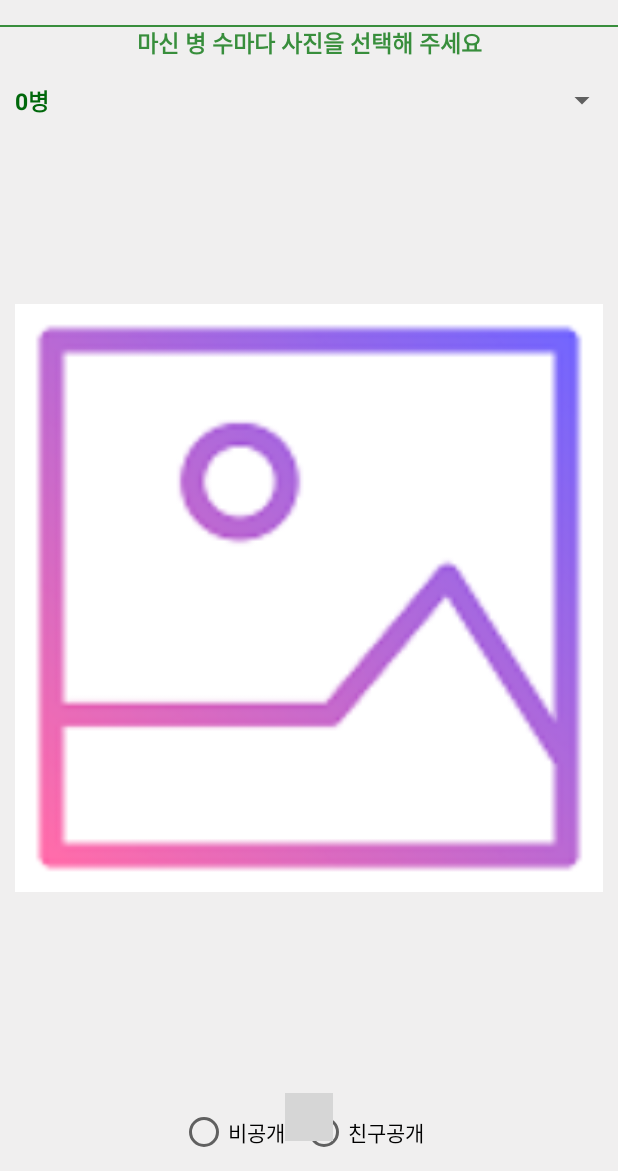
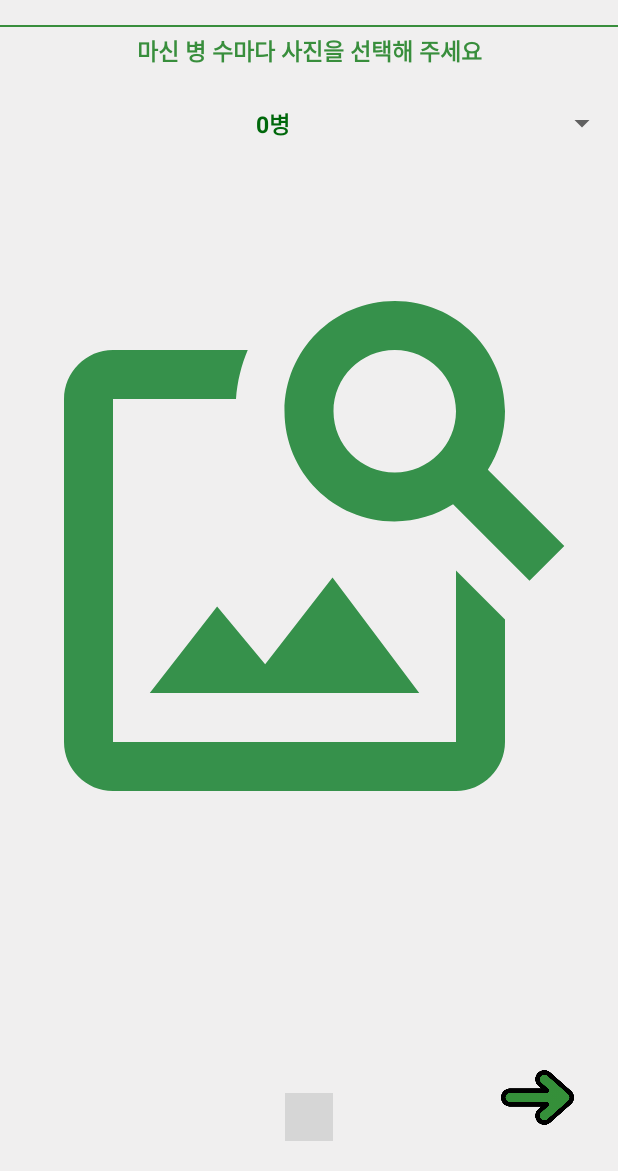
Before and after one commit to JiSeokYeom/ChengCheng_original, an Android app: the AddItemFragment1 screen opened directly, with no data from a screen before it, on a phone screen of 412 x 824 dp, the part 65-1236 px from its top. Run offline under Robolectric (Android 15) with nearby library versions, the phone set to English and light mode, and no system bars; libraries missing offline, so code that uses them is left out: com.theartofdev.edmodo; plain views replace SpringDotsIndicator; 2 statements that could not run were skipped; grey boxes are pictures that could not be loaded.

Commit message:
03.19 addItem.xml 디자인 수정, 스피너, 권한 설정 클래스 따로 만듬

```diff
--- a/app/src/main/java/com/one_day/one_drink_a_day/DoubleClickBackPressed.kt
+++ b/app/src/main/java/com/one_day/one_drink_a_day/DoubleClickBackPressed.kt
@@ -6,10 +6,6 @@ import android.widget.Toast
 class DoubleClickBackPressed(context: Activity) {
     private var backPressedTime: Long = 0
     private val activity = context
-
-   interface OnBackPressedListener {
-       fun onBackPressed()
-   }
 
     fun backPressed(textMsg : String) {
         if (System.currentTimeMillis() > backPressedTime + 2000) {
--- /dev/null
+++ b/app/src/main/java/com/one_day/one_drink_a_day/Permission.kt
@@ -0,0 +1,25 @@
+package com.one_day.one_drink_a_day
+
+import android.app.Activity
+import android.content.Context
+import android.content.pm.PackageManager
+import android.util.Log
+import androidx.core.app.ActivityCompat
+
+class Permission(val activity : Activity)  {
+    val TAG ="Permission"
+     fun requirePermissions(permissions: Array<String>, requestCode: Int) : Boolean{
+        Log.d(TAG, "권한 요청")
+        // isAllPermissionsGranted : 권한이 모두 승인 되었는지 여부 저장
+        // all 메서드를 사용하면 배열 속에 들어 있는 모든 값을 체크할 수 있다.
+        val isAllPermissionsGranted =
+            permissions.all { activity.checkSelfPermission(it) == PackageManager.PERMISSION_GRANTED }
+        if(isAllPermissionsGranted) {
+            return true
+        } else {
+            // 사용자에 권한 승인 요청
+            ActivityCompat.requestPermissions(activity, permissions, requestCode)
+            return false
+        }
+    }
+}
--- a/app/src/main/java/com/one_day/one_drink_a_day/activity/AddItemTest.kt
+++ b/app/src/main/java/com/one_day/one_drink_a_day/activity/AddItemTest.kt
@@ -247,9 +247,9 @@ class AddItemTest : AppCompatActivity() {
             contentsInputTextCheck()
         }
 
-        fun datePickerResult(year: Int, month: Int, day: Int) {
+        /*fun datePickerResult(year: Int, month: Int, day: Int) {
             Log.d(TAG, "$year 년 $month 월 $day 일")
             date = "${year}/${month}월/${day}일"
             Log.d(TAG, date!!)
-        }
+        }*/
 }
--- a/app/src/main/java/com/one_day/one_drink_a_day/activity/AddItemTest2.kt
+++ b/app/src/main/java/com/one_day/one_drink_a_day/activity/AddItemTest2.kt
@@ -3,6 +3,9 @@ package com.one_day.one_drink_a_day.activity
 import android.os.Bundle
 import androidx.appcompat.app.AppCompatActivity
 import androidx.viewpager.widget.PagerAdapter
+import androidx.viewpager2.widget.ViewPager2
+import com.one_day.one_drink_a_day.DoubleClickBackPressed
+import com.one_day.one_drink_a_day.R
 import com.one_day.one_drink_a_day.adapter.AddItemPagerAdapter
 import com.one_day.one_drink_a_day.databinding.ActivityAddItemTest2Binding
 
@@ -10,6 +13,7 @@ import com.one_day.one_drink_a_day.databinding.ActivityAddItemTest2Binding
 class AddItemTest2 : AppCompatActivity() {
     private lateinit var binding: ActivityAddItemTest2Binding
     private lateinit var addItemPagerAdapter: AddItemPagerAdapter
+    private lateinit var doubleClickBackPressed : DoubleClickBackPressed
     private val TAG = "AddItemTest"
 
     override fun onCreate(savedInstanceState: Bundle?) {
@@ -18,8 +22,12 @@ class AddItemTest2 : AppCompatActivity() {
         setContentView(binding.root)
         addItemPagerAdapter = AddItemPagerAdapter(this)
 
+        doubleClickBackPressed = DoubleClickBackPressed(this)
         binding.apply {
             addFmViewpager.adapter = addItemPagerAdapter
+            addFmViewpager.orientation = ViewPager2.ORIENTATION_HORIZONTAL
+
+            springDotsIndicator.setViewPager2(addFmViewpager)
         }
 
 
@@ -27,6 +35,12 @@ class AddItemTest2 : AppCompatActivity() {
     }
 
     override fun onBackPressed() {
-        //contentsInputTextCheck()
+        if (binding.addFmViewpager.currentItem == 0) {
+            // 사용자가 첫 번째 페이지에서 뒤로가기 버튼을 누르면 finish 하도록 하고
+            doubleClickBackPressed.backPressed(resources.getString(R.string.addItemBackPressedMessage))
+        } else {
+            // 그렇지 않으면 이전 페이지로 이동하게 한다.
+            binding.addFmViewpager.currentItem = binding.addFmViewpager.currentItem - 1
+        }
     }
 }
--- a/app/src/main/java/com/one_day/one_drink_a_day/dialog/DatePikerDialog.kt
+++ b/app/src/main/java/com/one_day/one_drink_a_day/dialog/DatePikerDialog.kt
@@ -10,7 +10,9 @@ import android.widget.DatePicker
 import androidx.fragment.app.DialogFragment
 import androidx.lifecycle.ViewModelProvider
 import com.one_day.one_drink_a_day.activity.AddItemTest
+import com.one_day.one_drink_a_day.activity.AddItemTest2
 import com.one_day.one_drink_a_day.databinding.DatepikerBinding
+import com.one_day.one_drink_a_day.fragment.AddItemFragment1
 import com.one_day.one_drink_a_day.viewmodel.DatePikerViewModel
 import java.util.*
 
@@ -22,12 +24,13 @@ class DatePikerDialog : DialogFragment() {
     private lateinit var binding: DatepikerBinding
     private val TAG = "DatePikerDialog"
   //  private lateinit var addItem: AddItem
-    private lateinit var addItemTest: AddItemTest
+    //private lateinit var addItemTest2: AddItemTest2
+    private lateinit var addItemFragment1: AddItemFragment1
 
     override fun onAttach(context: Context) {
         super.onAttach(context)
         //addItem = context as AddItem
-        addItemTest = context as AddItemTest
+      //  addItemTest2 = context as AddItemTest2
     }
     override fun onCreateView(inflater: LayoutInflater, container: ViewGroup?, savedInstanceState: Bundle?): View? {
         binding = DatepikerBinding.inflate(inflater,container,false)
@@ -41,6 +44,7 @@ class DatePikerDialog : DialogFragment() {
 
         binding.datePikerViewModel = viewModel
         binding.lifecycleOwner = this
+        addItemFragment1 = AddItemFragment1()
 
         binding.dateDlg.init(cYear,cMonth,cDay,object : DatePicker.OnDateChangedListener{
             override fun onDateChanged(view: DatePicker?, year: Int, monthOfYear: Int, dayOfMonth: Int) {
@@ -50,7 +54,7 @@ class DatePikerDialog : DialogFragment() {
 
 
         binding.saveBtn.setOnClickListener {
-            addItemTest.datePickerResult(viewModel.viewModelYear.value!!,viewModel.viewModelMonth.value!!,viewModel.viewModelDay.value!!)
+            addItemFragment1.datePickerResult(viewModel.viewModelYear.value!!,viewModel.viewModelMonth.value!!,viewModel.viewModelDay.value!!)
             dialog?.dismiss()
         }
 
--- a/app/src/main/java/com/one_day/one_drink_a_day/fragment/AddItemFragment1.kt
+++ b/app/src/main/java/com/one_day/one_drink_a_day/fragment/AddItemFragment1.kt
@@ -1,9 +1,9 @@
 package com.one_day.one_drink_a_day.fragment
 
 import android.Manifest
+import android.annotation.SuppressLint
 import android.app.Activity
 import android.content.Intent
-import android.content.pm.PackageManager
 import android.graphics.BitmapFactory
 import android.net.Uri
 import android.os.Bundle
@@ -11,50 +11,47 @@ import android.util.Log
 import android.view.LayoutInflater
 import android.view.View
 import android.view.ViewGroup
-import android.widget.AdapterView
 import android.widget.ArrayAdapter
 import android.widget.Toast
-import androidx.core.app.ActivityCompat
 import androidx.fragment.app.Fragment
 import com.one_day.one_drink_a_day.DoubleClickBackPressed
+import com.one_day.one_drink_a_day.Permission
 import com.one_day.one_drink_a_day.R
 import com.one_day.one_drink_a_day.databinding.FragmentAdditem1Binding
 import com.one_day.one_drink_a_day.dialog.DatePikerDialog
 import com.one_day.one_drink_a_day.firebase.FirebaseDB
+import com.one_day.one_drink_a_day.style.SpinnerStyle
 import com.theartofdev.edmodo.cropper.CropImage
 import com.theartofdev.edmodo.cropper.CropImageView
 
 class AddItemFragment1 : Fragment() {
-    private lateinit var adapter: ArrayAdapter<String>
-    private lateinit var countArray: Array<String>
+    private lateinit var spinnerStyle: SpinnerStyle
     private lateinit var doubleClickBackPressed: DoubleClickBackPressed
-    private lateinit var binding : FragmentAdditem1Binding
+    private lateinit var binding: FragmentAdditem1Binding
+    private lateinit var permission: Permission
     private var imgNum: Int? = null
     private val GALLERY_CODE = 101
     private var date: String? = null
     private var uri: Uri? = null   // 이미지 파일 경로
     private val TAG = "AddItemFragment1"
+    private var width : Double? = null
 
-
-    override fun onCreateView(
-        inflater: LayoutInflater,
-        container: ViewGroup?,
-        savedInstanceState: Bundle?
-    ): View? {
+    @SuppressLint("UseCompatLoadingForDrawables")
+    override fun onCreateView(inflater: LayoutInflater, container: ViewGroup?, savedInstanceState: Bundle?): View? {
         // Inflate the layout for this fragment
         binding = FragmentAdditem1Binding.inflate(inflater, container, false)
 
         var str: String
         var test: Float
 
+        spinnerStyle = SpinnerStyle(requireContext(),requireActivity())
+
+        permission = Permission(requireActivity())
         val dialog = DatePikerDialog()
         doubleClickBackPressed = DoubleClickBackPressed(requireActivity())
 
-        countArray = resources.getStringArray(R.array.bottleCount)
-        adapter = ArrayAdapter(requireContext(), R.layout.spinner_item, countArray)
-
         binding.apply {
-            countSpinner1.adapter = adapter
+            spinnerStyle.spinnerSet(countSpinner1)
 
             btnDateTest.setOnClickListener {
                 dialog.show(childFragmentManager, "DatePikerDialog")
@@ -66,7 +63,7 @@ class AddItemFragment1 : Fragment() {
 
             btnSave.setOnClickListener {
                 if (date.isNullOrBlank()) {
-                    Toast.makeText(requireContext(), "날짜를 선택해 주세요", Toast.LENGTH_SHORT).show()
+                    Toast.makeText(requireActivity(), "날짜를 선택해 주세요", Toast.LENGTH_SHORT).show()
                 } else {
                     // FirebaseDB.resultAdd(date!!,)
                     FirebaseDB.database.child("Users")
@@ -78,15 +75,16 @@ class AddItemFragment1 : Fragment() {
             }
 
             img1.setOnClickListener {
-                requirePermissions(
-                    arrayOf(Manifest.permission.WRITE_EXTERNAL_STORAGE),
-                    GALLERY_CODE
-                )
-                imgNum = 1
-
+                   if(permission.requirePermissions(arrayOf(Manifest.permission.WRITE_EXTERNAL_STORAGE), GALLERY_CODE)){
+                    openGallery()
+                    imgNum = 1
+                }
+                else{
+                    permission.requirePermissions(arrayOf(Manifest.permission.WRITE_EXTERNAL_STORAGE), GALLERY_CODE)
+                }
             }
 
-            countSpinner1.onItemSelectedListener = object : AdapterView.OnItemSelectedListener {
+    /*        countSpinner1.onItemSelectedListener = object : AdapterView.OnItemSelectedListener {
                 override fun onItemSelected(
                     parent: AdapterView<*>?,
                     view: View?,
@@ -103,22 +101,22 @@ class AddItemFragment1 : Fragment() {
                 override fun onNothingSelected(parent: AdapterView<*>?) {
                     TODO("Not yet implemented")
                 }
-            }
+            }*/
         }
         return binding.root
     }
+
     private fun openGallery() {
-            val intent = Intent("android.intent.action.GET_CONTENT")
-            intent.type = "image/*"     // 모든 이미지
-            startActivityForResult(intent, GALLERY_CODE)
-            Log.d("mmm ddk", CropImage.CROP_IMAGE_ACTIVITY_REQUEST_CODE.toString())
-        }
+        val intent = Intent("android.intent.action.GET_CONTENT")
+        intent.type = "image/*"     // 모든 이미지
+        startActivityForResult(intent, GALLERY_CODE)
+    }
 
     private fun cropImage(uri: Uri?) {
         CropImage.activity(uri).setGuidelines(CropImageView.Guidelines.ON)  // 크롭 위한 가이드 열어서 크롭할 이미지 받아오기
             //.setCropShape(CropImageView.CropShape.RECTANGLE)   // 사각형으로 자르기
-            .setMinCropResultSize(350,500)
-            .setMaxCropResultSize(400,600)
+            .setMinCropResultSize(1000,1300)
+            .setMaxCropResultSize(1500,1900)
             .start(requireActivity(),this)
         // 프레그먼트에서 사용할 땐 .start(activity as 프레그먼트의 부모 Activity, this@형재 프레그먼트 이름)
     }
@@ -129,34 +127,6 @@ class AddItemFragment1 : Fragment() {
         } else {
             requireActivity().finish()
         }
-    }
-
-    private fun requirePermissions(permissions: Array<String>, requestCode: Int) {
-        Log.d(TAG, "권한 요청")
-        // isAllPermissionsGranted : 권한이 모두 승인 되었는지 여부 저장
-        // all 메서드를 사용하면 배열 속에 들어 있는 모든 값을 체크할 수 있다.
-        val isAllPermissionsGranted =
-            permissions.all { requireContext().checkSelfPermission(it) == PackageManager.PERMISSION_GRANTED }
-        if (isAllPermissionsGranted) {
-            // 권한이 이미 있으면 갤러리 실행
-            openGallery()
-        } else {
-            // 사용자에 권한 승인 요청
-            ActivityCompat.requestPermissions(requireActivity(), permissions, requestCode)
-        }
-    }
-
-    override fun onRequestPermissionsResult(
-        requestCode: Int,
-        permissions: Array<out String>,
-        grantResults: IntArray
-    ) {
-        if (grantResults.all { it == PackageManager.PERMISSION_GRANTED }) {
-            openGallery()
-        } else {
-            Toast.makeText(requireContext(), "저장소 권한을 승인해야 앨범에서 이미지를 불러올 수 있습니다.", Toast.LENGTH_LONG).show()
-        }
-        super.onRequestPermissionsResult(requestCode, permissions, grantResults)
     }
 
     override fun onActivityResult(requestCode: Int, resultCode: Int, data: Intent?) {
@@ -180,13 +150,7 @@ class AddItemFragment1 : Fragment() {
                             requireActivity().contentResolver!!.openInputStream(result.uri!!)
                             // 프레그먼트명 activity?.contentResolver!!.openInputStream(result.uri!!)
                         )
-
-                        when (imgNum) {
-                            1 -> binding.img1.setImageBitmap(bitmap)
-                            /* 2 -> binding.img2.setImageBitmap(bitmap)
-                             3 -> binding.img3.setImageBitmap(bitmap)
-                             4 -> binding.img4.setImageBitmap(bitmap)*/
-                        }
+                        binding.img1.setImageBitmap(bitmap)
                     }
                 }
             }
--- a/app/src/main/java/com/one_day/one_drink_a_day/fragment/AddItemFragment2.kt
+++ b/app/src/main/java/com/one_day/one_drink_a_day/fragment/AddItemFragment2.kt
@@ -10,7 +10,7 @@ import com.one_day.one_drink_a_day.R
 class AddItemFragment2 : Fragment() {
     override fun onCreateView(inflater: LayoutInflater, container: ViewGroup?, savedInstanceState: Bundle?): View? {
         // Inflate the layout for this fragment
-        return inflater.inflate(R.layout.fragment_additem1, container, false)
+        return inflater.inflate(R.layout.fragment_additem2, container, false)
     }
 
 
--- a/app/src/main/java/com/one_day/one_drink_a_day/fragment/AddItemFragment3.kt
+++ b/app/src/main/java/com/one_day/one_drink_a_day/fragment/AddItemFragment3.kt
@@ -10,7 +10,7 @@ import com.one_day.one_drink_a_day.R
 class AddItemFragment3 : Fragment() {
     override fun onCreateView(inflater: LayoutInflater, container: ViewGroup?, savedInstanceState: Bundle?): View? {
         // Inflate the layout for this fragment
-        return inflater.inflate(R.layout.fragment_additem1, container, false)
+        return inflater.inflate(R.layout.fragment_additem3, container, false)
     }
 
 
--- a/app/src/main/java/com/one_day/one_drink_a_day/fragment/AddItemFragment4.kt
+++ b/app/src/main/java/com/one_day/one_drink_a_day/fragment/AddItemFragment4.kt
@@ -10,7 +10,7 @@ import com.one_day.one_drink_a_day.R
 class AddItemFragment4 : Fragment() {
     override fun onCreateView(inflater: LayoutInflater, container: ViewGroup?, savedInstanceState: Bundle?): View? {
         // Inflate the layout for this fragment
-        return inflater.inflate(R.layout.fragment_additem1, container, false)
+        return inflater.inflate(R.layout.fragment_additem4, container, false)
     }
 
 
--- /dev/null
+++ b/app/src/main/java/com/one_day/one_drink_a_day/style/SpinnerStyle.kt
@@ -0,0 +1,47 @@
+package com.one_day.one_drink_a_day.style
+
+import android.annotation.SuppressLint
+import android.app.Activity
+import android.content.Context
+import android.graphics.Point
+import android.os.Build
+import android.widget.ArrayAdapter
+import android.widget.Spinner
+import com.one_day.one_drink_a_day.R
+import kotlin.coroutines.coroutineContext
+
+class SpinnerStyle(val context : Context,val activity: Activity) {
+    private lateinit var spinnerAdapter: ArrayAdapter<String>
+    private lateinit var countArray: Array<String>
+    private var width : Double? = null
+
+    @SuppressLint("UseCompatLoadingForDrawables")
+    fun spinnerSet(spinner: Spinner){
+        countArray = context.resources.getStringArray(R.array.bottleCount)
+        spinnerAdapter = ArrayAdapter(context, R.layout.spinner_item, countArray)
+
+        spinner.apply {
+            adapter = spinnerAdapter
+            dropDownWidth = 600
+            dropDownVerticalOffset = 30
+            initWidth()
+            dropDownHorizontalOffset = width
+            setPopupBackgroundDrawable(context.getDrawable(R.drawable.style_spinner_popup))
+        }
+    }
+
+    // 화면 가로 길이 구해서 나누기
+    private fun initWidth() {
+        if (Build.VERSION.SDK_INT >= 30) {
+            val display = activity.display
+            val size = Point()
+            display?.getRealSize(size)
+            width = size.x.toDouble() / 4.5
+        } else {
+            val display = activity.windowManager.defaultDisplay
+            val size = Point()
+            display?.getRealSize(size)
+            width = size.x.toDouble() / 4.5
+        }
+    }
+}
--- /dev/null
+++ b/app/src/main/res/drawable/ic_image_search.xml
@@ -0,0 +1,5 @@
+<vector android:height="24dp" android:tint="#36914B"
+    android:viewportHeight="24" android:viewportWidth="24"
+    android:width="24dp" xmlns:android="http://schemas.android.com/apk/res/android">
+    <path android:fillColor="@android:color/white" android:pathData="M18,13v7L4,20L4,6h5.02c0.05,-0.71 0.22,-1.38 0.48,-2L4,4c-1.1,0 -2,0.9 -2,2v14c0,1.1 0.9,2 2,2h14c1.1,0 2,-0.9 2,-2v-5l-2,-2zM16.5,18h-11l2.75,-3.53 1.96,2.36 2.75,-3.54zM19.3,8.89c0.44,-0.7 0.7,-1.51 0.7,-2.39C20,4.01 17.99,2 15.5,2S11,4.01 11,6.5s2.01,4.5 4.49,4.5c0.88,0 1.7,-0.26 2.39,-0.7L21,13.42 22.42,12 19.3,8.89zM15.5,9C14.12,9 13,7.88 13,6.5S14.12,4 15.5,4 18,5.12 18,6.5 16.88,9 15.5,9z"/>
+</vector>
--- /dev/null
+++ b/app/src/main/res/drawable/style_spinner_popup.xml
@@ -0,0 +1,11 @@
+<?xml version="1.0" encoding="utf-8"?>
+<selector xmlns:android="http://schemas.android.com/apk/res/android">
+    <item>
+        <shape>
+            <corners android:radius="15dp"/>
+            <solid android:color="#FFFFFF"/>
+            <stroke android:color="@color/black"
+                    android:width="0.5dp"/>
+        </shape>
+    </item>
+</selector>
--- a/app/src/main/res/layout/activity_add_item_test2.xml
+++ b/app/src/main/res/layout/activity_add_item_test2.xml
@@ -19,9 +19,9 @@
         app:dampingRatio="0.5"
         app:dotsColor="@color/main"
         app:dotsCornerRadius="20dp"
-        app:dotsSize="20dp"
+        app:dotsSize="15dp"
         app:dotsSpacing="6dp"
-        app:dotsStrokeWidth="1dp"
+        app:dotsStrokeWidth="2dp"
         android:layout_marginBottom="20dp"
         app:layout_constraintBottom_toBottomOf="parent"
         app:layout_constraintEnd_toEndOf="parent"
--- a/app/src/main/res/layout/fragment_additem1.xml
+++ b/app/src/main/res/layout/fragment_additem1.xml
@@ -6,11 +6,11 @@
     android:layout_height="match_parent"
     tools:context=".fragment.AddItemFragment1"
     android:background="@color/backgroundMain">
+
     <androidx.constraintlayout.widget.ConstraintLayout
         android:layout_width="match_parent"
         android:layout_height="match_parent"
-        android:background="@color/backgroundMain"
-        >
+        android:background="@color/backgroundMain">
 
         <LinearLayout
             android:id="@+id/linearLayout"
@@ -73,9 +73,10 @@
             android:id="@+id/add_item_img_text"
             android:layout_width="match_parent"
             android:layout_height="wrap_content"
+            android:layout_marginTop="5dp"
+            android:gravity="center"
             android:text="마신 병 수마다 사진을 선택해 주세요"
             android:textColor="@color/main"
-            android:gravity="center"
             android:textSize="15sp"
             android:textStyle="bold"
             app:layout_constraintTop_toBottomOf="@+id/linearLayout" />
@@ -83,67 +84,38 @@
 
         <LinearLayout
             android:id="@+id/linearLayout4"
-            app:layout_constraintTop_toBottomOf="@+id/add_item_img_text"
             android:layout_width="match_parent"
             android:layout_height="wrap_content"
-            android:orientation="vertical">
+            android:layout_marginTop="15dp"
+            android:orientation="vertical"
+            app:layout_constraintTop_toBottomOf="@+id/add_item_img_text">
 
             <Spinner
                 android:id="@+id/count_spinner_1"
                 android:layout_width="match_parent"
-                android:layout_height="wrap_content"
-                android:layout_marginTop="5dp" />
+                android:layout_height="match_parent"
+                 />
 
             <ImageView
                 android:id="@+id/img_1"
                 android:layout_width="match_parent"
-                android:layout_height="600dp"
+                android:layout_height="500dp"
                 android:layout_gravity="center"
                 android:layout_margin="10dp"
-                android:background="@color/backgroundMain"
                 android:scaleType="fitCenter"
-                android:src="@drawable/icon_image" />
+                android:src="@drawable/ic_image_search" />
         </LinearLayout>
 
-        <!--   <EditText
-               android:id="@+id/title_input"
-               android:layout_width="match_parent"
-               android:layout_height="wrap_content"
-               android:autofillHints="no"
-               android:backgroundTint="@color/main"
-               android:hint="제목을 입력해주세요"
-               android:inputType="none"
-               android:maxLength="10"
-               android:scrollHorizontally="false"
-               android:textCursorDrawable="@drawable/cursor_drawable"
-               android:textSize="20sp"
-               app:layout_constraintTop_toBottomOf="@+id/linearLayout3" />-->
-
-        <RadioGroup
-            android:id="@+id/radio_group"
-            android:layout_width="wrap_content"
-            android:layout_height="wrap_content"
-            android:orientation="horizontal"
-            android:layout_marginBottom="10dp"
+        <ImageButton
+            android:id="@+id/btn_next"
+            style="?android:borderlessButtonStyle"
+            android:layout_width="75dp"
+            android:layout_height="50dp"
+            android:layout_marginEnd="16dp"
+            android:layout_marginBottom="24dp"
+            android:scaleType="centerCrop"
+            android:src="@drawable/right_arrow"
             app:layout_constraintBottom_toBottomOf="parent"
-            app:layout_constraintEnd_toEndOf="parent"
-            app:layout_constraintStart_toStartOf="parent">
-
-            <RadioButton
-                android:id="@+id/radio_btn_Private"
-                android:layout_width="wrap_content"
-                android:layout_height="wrap_content"
-                android:layout_marginEnd="10dp"
-                android:text="비공개" />
-
-            <RadioButton
-                android:id="@+id/radio_btn_friend_open"
-                android:layout_width="wrap_content"
-                android:layout_height="wrap_content"
-                android:layout_marginEnd="10dp"
-                android:text="친구공개" />
-
-        </RadioGroup>
-
+            app:layout_constraintEnd_toEndOf="parent" />
     </androidx.constraintlayout.widget.ConstraintLayout>
 </FrameLayout>
--- a/app/src/main/res/layout/spinner_item.xml
+++ b/app/src/main/res/layout/spinner_item.xml
@@ -5,5 +5,6 @@
     android:padding="10dp"
     android:textSize="15sp"
     android:textStyle="bold"
+    android:textAlignment="center"
     android:textColor="#00680B"
     />
```
Also changed, not shown: app/src/main/res/drawable/right_arrow.png (added).
